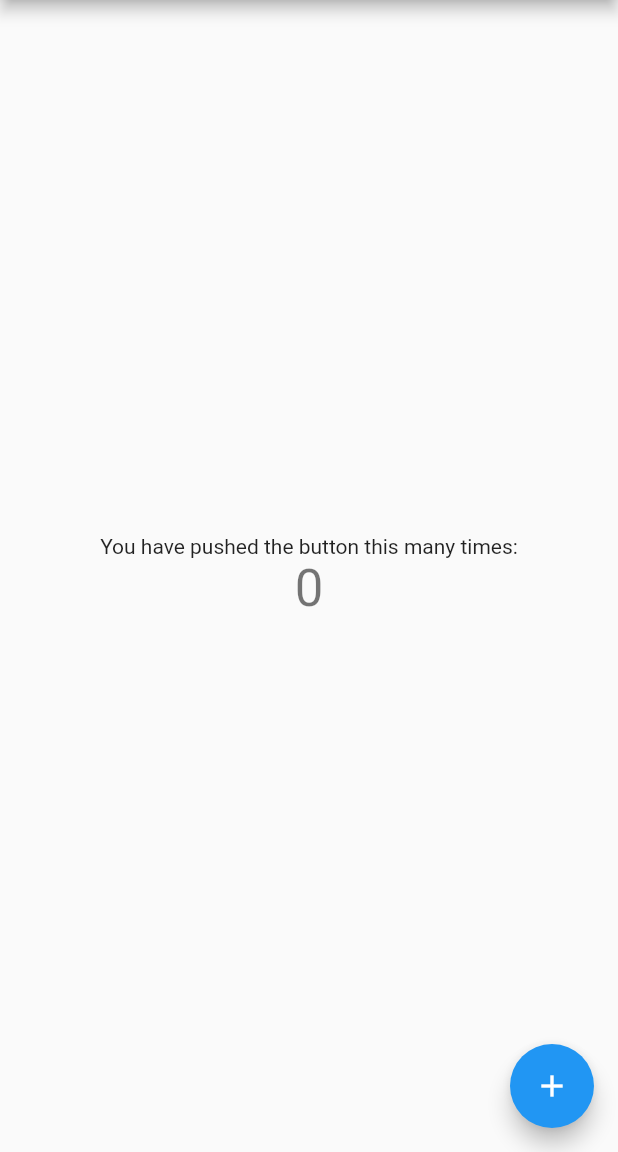
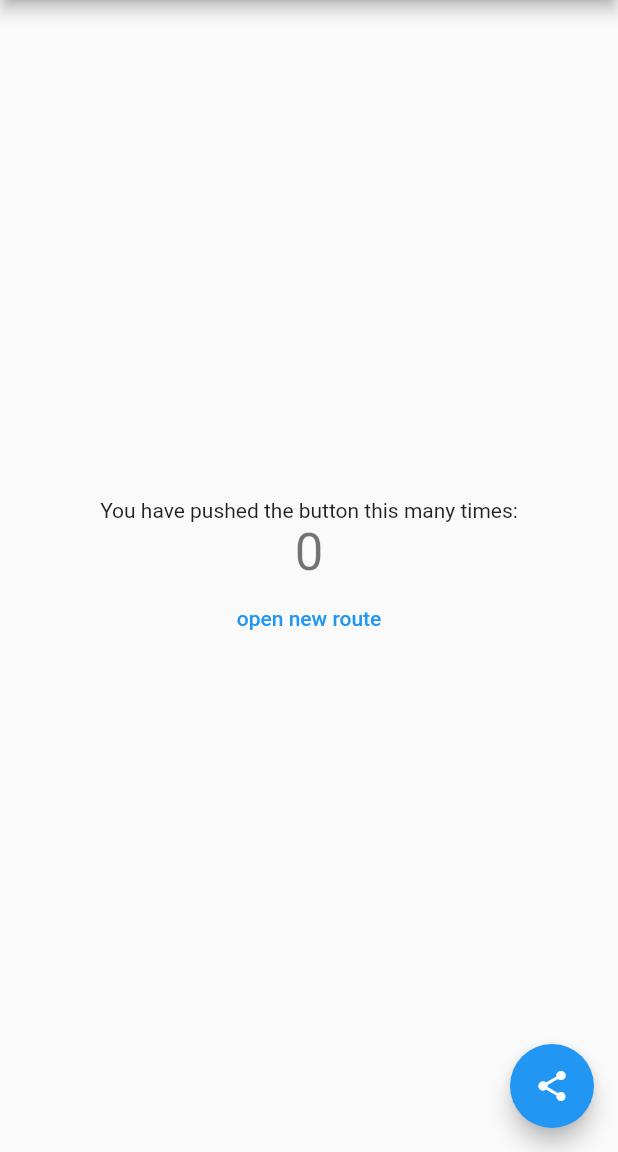
Before and after one commit to walkmanaly/MyFirstFlutterProject, a Flutter app: the screen it shows after launch, on a phone screen of 412 x 824 dp, the part 84-1236 px from its top. Run offline on Flutter 3.47's test engine with Material 2 defaults, Android fonts, the phone set to English and light mode, and no system bars.

Commit message:
push到一个新页面

```diff
--- a/myapp/lib/main.dart
+++ b/myapp/lib/main.dart
@@ -98,14 +98,39 @@ class _MyHomePageState extends State<MyHomePage> {
               '$_counter',
               style: Theme.of(context).textTheme.display1,
             ),
+            FlatButton(
+            child: Text("open new route"),
+            textColor: Colors.blue,
+            onPressed: () {
+            //导航到新路由
+            Navigator.push( context,
+            new MaterialPageRoute(builder: (context) {
+                  return new NewRoute();
+                }));
+              },
+            )
           ],
         ),
       ),
       floatingActionButton: FloatingActionButton(
         onPressed: _incrementCounter,
         tooltip: 'Increment',
-        child: Icon(Icons.add),
+        child: Icon(Icons.share),
       ), // This trailing comma makes auto-formatting nicer for build methods.
     );
   }
 }
+
+class NewRoute extends StatelessWidget {
+  @override
+  Widget build(BuildContext context) {
+    return Scaffold(
+      appBar: AppBar(
+        title: Text("New route"),
+      ),
+      body: Center(
+        child: Text("This is new route"),
+      ),
+    );
+  }
+}
```
Also changed, not shown: 5 other files.
